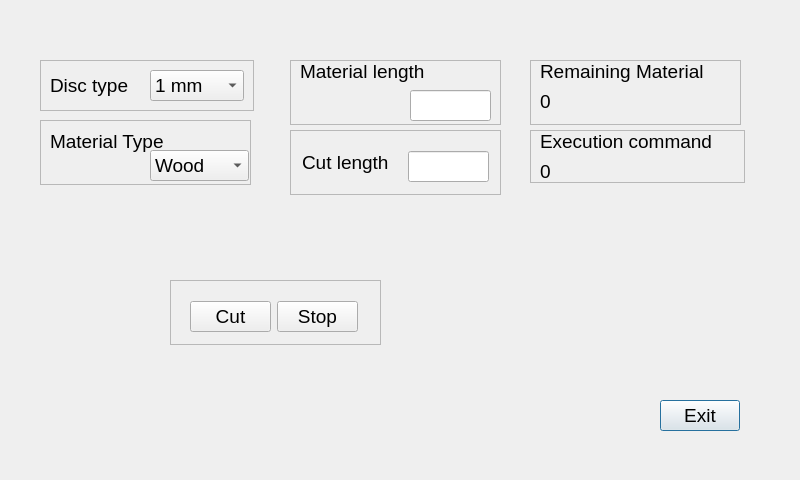
Old version of the form playground.ui in the repository edmundormz/qt_sierras.
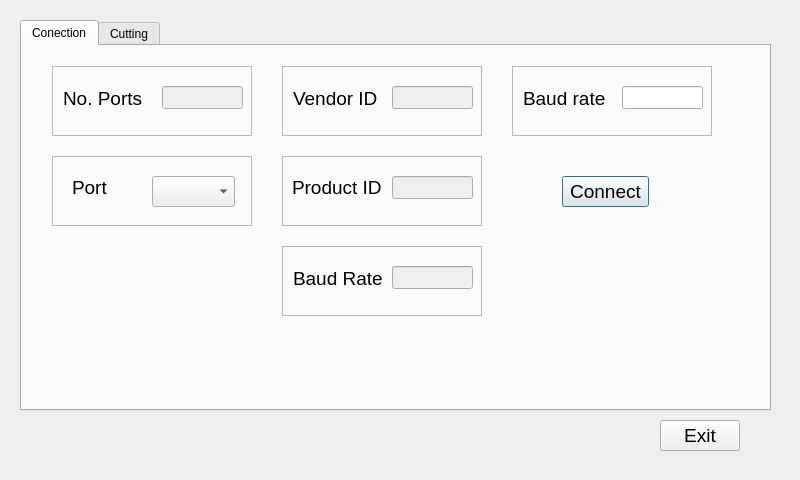
New version of the form.

Commit message: Serial connection UI implemented

Diff of the .ui file:
```diff
--- a/playground.ui
+++ b/playground.ui
@@ -13,11 +13,471 @@
   <property name="windowTitle">
    <string>Dialog</string>
   </property>
+  <widget class="QTabWidget" name="tabWidget">
+   <property name="geometry">
+    <rect>
+     <x>20</x>
+     <y>20</y>
+     <width>751</width>
+     <height>391</height>
+    </rect>
+   </property>
+   <property name="currentIndex">
+    <number>0</number>
+   </property>
+   <widget class="QWidget" name="tabConnection">
+    <attribute name="title">
+     <string>Conection</string>
+    </attribute>
+    <widget class="QFrame" name="frame_8">
+     <property name="geometry">
+      <rect>
+       <x>30</x>
+       <y>110</y>
+       <width>200</width>
+       <height>70</height>
+      </rect>
+     </property>
+     <property name="frameShape">
+      <enum>QFrame::StyledPanel</enum>
+     </property>
+     <property name="frameShadow">
+      <enum>QFrame::Raised</enum>
+     </property>
+     <widget class="QLabel" name="lbPort">
+      <property name="geometry">
+       <rect>
+        <x>20</x>
+        <y>20</y>
+        <width>39</width>
+        <height>23</height>
+       </rect>
+      </property>
+      <property name="font">
+       <font>
+        <pointsize>14</pointsize>
+       </font>
+      </property>
+      <property name="text">
+       <string>Port</string>
+      </property>
+     </widget>
+     <widget class="QComboBox" name="comboBoxPort">
+      <property name="geometry">
+       <rect>
+        <x>100</x>
+        <y>20</y>
+        <width>83</width>
+        <height>31</height>
+       </rect>
+      </property>
+      <property name="font">
+       <font>
+        <pointsize>14</pointsize>
+       </font>
+      </property>
+     </widget>
+    </widget>
+    <widget class="QFrame" name="frame_9">
+     <property name="geometry">
+      <rect>
+       <x>490</x>
+       <y>20</y>
+       <width>200</width>
+       <height>70</height>
+      </rect>
+     </property>
+     <property name="frameShape">
+      <enum>QFrame::StyledPanel</enum>
+     </property>
+     <property name="frameShadow">
+      <enum>QFrame::Raised</enum>
+     </property>
+     <widget class="QLineEdit" name="lineEditBaudRate">
+      <property name="geometry">
+       <rect>
+        <x>110</x>
+        <y>20</y>
+        <width>81</width>
+        <height>23</height>
+       </rect>
+      </property>
+     </widget>
+     <widget class="QLabel" name="lbSetBaud">
+      <property name="geometry">
+       <rect>
+        <x>11</x>
+        <y>21</y>
+        <width>94</width>
+        <height>23</height>
+       </rect>
+      </property>
+      <property name="font">
+       <font>
+        <pointsize>14</pointsize>
+       </font>
+      </property>
+      <property name="text">
+       <string>Baud rate</string>
+      </property>
+     </widget>
+    </widget>
+    <widget class="QFrame" name="frame_11">
+     <property name="geometry">
+      <rect>
+       <x>30</x>
+       <y>20</y>
+       <width>200</width>
+       <height>70</height>
+      </rect>
+     </property>
+     <property name="frameShape">
+      <enum>QFrame::StyledPanel</enum>
+     </property>
+     <property name="frameShadow">
+      <enum>QFrame::Raised</enum>
+     </property>
+     <widget class="QLineEdit" name="lineEditNPorts">
+      <property name="enabled">
+       <bool>false</bool>
+      </property>
+      <property name="geometry">
+       <rect>
+        <x>110</x>
+        <y>20</y>
+        <width>81</width>
+        <height>23</height>
+       </rect>
+      </property>
+     </widget>
+     <widget class="QLabel" name="lbNPorts">
+      <property name="geometry">
+       <rect>
+        <x>11</x>
+        <y>21</y>
+        <width>94</width>
+        <height>23</height>
+       </rect>
+      </property>
+      <property name="font">
+       <font>
+        <pointsize>14</pointsize>
+       </font>
+      </property>
+      <property name="text">
+       <string>No. Ports</string>
+      </property>
+     </widget>
+    </widget>
+    <widget class="QFrame" name="frame_12">
+     <property name="geometry">
+      <rect>
+       <x>260</x>
+       <y>20</y>
+       <width>200</width>
+       <height>70</height>
+      </rect>
+     </property>
+     <property name="frameShape">
+      <enum>QFrame::StyledPanel</enum>
+     </property>
+     <property name="frameShadow">
+      <enum>QFrame::Raised</enum>
+     </property>
+     <widget class="QLineEdit" name="lineEditVendorID">
+      <property name="enabled">
+       <bool>false</bool>
+      </property>
+      <property name="geometry">
+       <rect>
+        <x>110</x>
+        <y>20</y>
+        <width>81</width>
+        <height>23</height>
+       </rect>
+      </property>
+     </widget>
+     <widget class="QLabel" name="lbVendorID">
+      <property name="geometry">
+       <rect>
+        <x>11</x>
+        <y>21</y>
+        <width>94</width>
+        <height>23</height>
+       </rect>
+      </property>
+      <property name="font">
+       <font>
+        <pointsize>14</pointsize>
+       </font>
+      </property>
+      <property name="text">
+       <string>Vendor ID</string>
+      </property>
+     </widget>
+    </widget>
+    <widget class="QFrame" name="frame_13">
+     <property name="geometry">
+      <rect>
+       <x>260</x>
+       <y>110</y>
+       <width>200</width>
+       <height>70</height>
+      </rect>
+     </property>
+     <property name="frameShape">
+      <enum>QFrame::StyledPanel</enum>
+     </property>
+     <property name="frameShadow">
+      <enum>QFrame::Raised</enum>
+     </property>
+     <widget class="QLineEdit" name="lineEditVendorID_2">
+      <property name="enabled">
+       <bool>false</bool>
+      </property>
+      <property name="geometry">
+       <rect>
+        <x>110</x>
+        <y>20</y>
+        <width>81</width>
+        <height>23</height>
+       </rect>
+      </property>
+     </widget>
+     <widget class="QLabel" name="lbVendorID_2">
+      <property name="geometry">
+       <rect>
+        <x>10</x>
+        <y>20</y>
+        <width>100</width>
+        <height>23</height>
+       </rect>
+      </property>
+      <property name="font">
+       <font>
+        <pointsize>14</pointsize>
+       </font>
+      </property>
+      <property name="text">
+       <string>Product ID</string>
+      </property>
+     </widget>
+    </widget>
+    <widget class="QFrame" name="frame_14">
+     <property name="geometry">
+      <rect>
+       <x>260</x>
+       <y>200</y>
+       <width>200</width>
+       <height>70</height>
+      </rect>
+     </property>
+     <property name="frameShape">
+      <enum>QFrame::StyledPanel</enum>
+     </property>
+     <property name="frameShadow">
+      <enum>QFrame::Raised</enum>
+     </property>
+     <widget class="QLineEdit" name="lineEditVendorID_3">
+      <property name="enabled">
+       <bool>false</bool>
+      </property>
+      <property name="geometry">
+       <rect>
+        <x>110</x>
+        <y>20</y>
+        <width>81</width>
+        <height>23</height>
+       </rect>
+      </property>
+     </widget>
+     <widget class="QLabel" name="lbShowBaud">
+      <property name="geometry">
+       <rect>
+        <x>11</x>
+        <y>21</y>
+        <width>99</width>
+        <height>23</height>
+       </rect>
+      </property>
+      <property name="font">
+       <font>
+        <pointsize>14</pointsize>
+       </font>
+      </property>
+      <property name="text">
+       <string>Baud Rate</string>
+      </property>
+     </widget>
+    </widget>
+    <widget class="QPushButton" name="pbCut_2">
+     <property name="geometry">
+      <rect>
+       <x>540</x>
+       <y>130</y>
+       <width>87</width>
+       <height>31</height>
+      </rect>
+     </property>
+     <property name="font">
+      <font>
+       <pointsize>14</pointsize>
+      </font>
+     </property>
+     <property name="text">
+      <string>Connect</string>
+     </property>
+    </widget>
+   </widget>
+   <widget class="QWidget" name="tabCutting">
+    <attribute name="title">
+     <string>Cutting</string>
+    </attribute>
+    <widget class="QFrame" name="frame_3">
+     <property name="geometry">
+      <rect>
+       <x>260</x>
+       <y>0</y>
+       <width>211</width>
+       <height>65</height>
+      </rect>
+     </property>
+     <property name="frameShape">
+      <enum>QFrame::StyledPanel</enum>
+     </property>
+     <property name="frameShadow">
+      <enum>QFrame::Raised</enum>
+     </property>
+     <widget class="QLabel" name="lbMaterialLength">
+      <property name="geometry">
+       <rect>
+        <x>10</x>
+        <y>0</y>
+        <width>185</width>
+        <height>23</height>
+       </rect>
+      </property>
+      <property name="font">
+       <font>
+        <pointsize>14</pointsize>
+       </font>
+      </property>
+      <property name="text">
+       <string>Material length</string>
+      </property>
+     </widget>
+     <widget class="QLineEdit" name="lineEditMaterialLength">
+      <property name="geometry">
+       <rect>
+        <x>120</x>
+        <y>30</y>
+        <width>81</width>
+        <height>31</height>
+       </rect>
+      </property>
+     </widget>
+    </widget>
+    <widget class="QFrame" name="frame_6">
+     <property name="geometry">
+      <rect>
+       <x>270</x>
+       <y>200</y>
+       <width>211</width>
+       <height>65</height>
+      </rect>
+     </property>
+     <property name="frameShape">
+      <enum>QFrame::StyledPanel</enum>
+     </property>
+     <property name="frameShadow">
+      <enum>QFrame::Raised</enum>
+     </property>
+     <widget class="QWidget" name="layoutWidget">
+      <property name="geometry">
+       <rect>
+        <x>20</x>
+        <y>20</y>
+        <width>168</width>
+        <height>33</height>
+       </rect>
+      </property>
+      <layout class="QHBoxLayout" name="horizontalLayout_2">
+       <item>
+        <widget class="QPushButton" name="pbCut">
+         <property name="font">
+          <font>
+           <pointsize>14</pointsize>
+          </font>
+         </property>
+         <property name="text">
+          <string>Cut</string>
+         </property>
+        </widget>
+       </item>
+       <item>
+        <widget class="QPushButton" name="pbStop">
+         <property name="font">
+          <font>
+           <pointsize>14</pointsize>
+          </font>
+         </property>
+         <property name="text">
+          <string>Stop</string>
+         </property>
+        </widget>
+       </item>
+      </layout>
+     </widget>
+    </widget>
+    <widget class="QFrame" name="frame_2">
+     <property name="geometry">
+      <rect>
+       <x>260</x>
+       <y>70</y>
+       <width>211</width>
+       <height>65</height>
+      </rect>
+     </property>
+     <property name="frameShape">
+      <enum>QFrame::StyledPanel</enum>
+     </property>
+     <property name="frameShadow">
+      <enum>QFrame::Raised</enum>
+     </property>
+     <widget class="QLabel" name="lbCutLength">
+      <property name="geometry">
+       <rect>
+        <x>12</x>
+        <y>21</y>
+        <width>100</width>
+        <height>23</height>
+       </rect>
+      </property>
+      <property name="font">
+       <font>
+        <pointsize>14</pointsize>
+       </font>
+      </property>
+      <property name="text">
+       <string>Cut length</string>
+      </property>
+     </widget>
+     <widget class="QLineEdit" name="lineEditCutLength">
+      <property name="geometry">
+       <rect>
+        <x>118</x>
+        <y>21</y>
+        <width>81</width>
+        <height>31</height>
+       </rect>
+      </property>
+     </widget>
+    </widget>
   <widget class="QFrame" name="frame">
    <property name="geometry">
     <rect>
-     <x>40</x>
-     <y>60</y>
+       <x>10</x>
+       <y>0</y>
      <width>214</width>
      <height>51</height>
     </rect>
@@ -67,181 +527,11 @@
     </item>
    </layout>
   </widget>
-  <widget class="QPushButton" name="pbExit">
-   <property name="geometry">
-    <rect>
-     <x>660</x>
-     <y>400</y>
-     <width>80</width>
-     <height>31</height>
-    </rect>
-   </property>
-   <property name="font">
-    <font>
-     <pointsize>14</pointsize>
-    </font>
-   </property>
-   <property name="text">
-    <string>Exit</string>
-   </property>
-  </widget>
-  <widget class="QFrame" name="frame_2">
-   <property name="geometry">
-    <rect>
-     <x>290</x>
-     <y>130</y>
-     <width>211</width>
-     <height>65</height>
-    </rect>
-   </property>
-   <property name="frameShape">
-    <enum>QFrame::StyledPanel</enum>
-   </property>
-   <property name="frameShadow">
-    <enum>QFrame::Raised</enum>
-   </property>
-   <widget class="QLabel" name="lbCutLength">
-    <property name="geometry">
-     <rect>
-      <x>12</x>
-      <y>21</y>
-      <width>100</width>
-      <height>23</height>
-     </rect>
-    </property>
-    <property name="font">
-     <font>
-      <pointsize>14</pointsize>
-     </font>
-    </property>
-    <property name="text">
-     <string>Cut length</string>
-    </property>
-   </widget>
-   <widget class="QLineEdit" name="lineEditCutLength">
-    <property name="geometry">
-     <rect>
-      <x>118</x>
-      <y>21</y>
-      <width>81</width>
-      <height>31</height>
-     </rect>
-    </property>
-   </widget>
-  </widget>
-  <widget class="QFrame" name="frame_3">
-   <property name="geometry">
-    <rect>
-     <x>290</x>
-     <y>60</y>
-     <width>211</width>
-     <height>65</height>
-    </rect>
-   </property>
-   <property name="frameShape">
-    <enum>QFrame::StyledPanel</enum>
-   </property>
-   <property name="frameShadow">
-    <enum>QFrame::Raised</enum>
-   </property>
-   <widget class="QLabel" name="lbMaterialLength">
-    <property name="geometry">
-     <rect>
-      <x>10</x>
-      <y>0</y>
-      <width>185</width>
-      <height>23</height>
-     </rect>
-    </property>
-    <property name="font">
-     <font>
-      <pointsize>14</pointsize>
-     </font>
-    </property>
-    <property name="text">
-     <string>Material length</string>
-    </property>
-   </widget>
-   <widget class="QLineEdit" name="lineEditMaterialLength">
-    <property name="geometry">
-     <rect>
-      <x>120</x>
-      <y>30</y>
-      <width>81</width>
-      <height>31</height>
-     </rect>
-    </property>
-   </widget>
-  </widget>
-  <widget class="QFrame" name="frame_4">
-   <property name="geometry">
-    <rect>
-     <x>40</x>
-     <y>120</y>
-     <width>211</width>
-     <height>65</height>
-    </rect>
-   </property>
-   <property name="frameShape">
-    <enum>QFrame::StyledPanel</enum>
-   </property>
-   <property name="frameShadow">
-    <enum>QFrame::Raised</enum>
-   </property>
-   <widget class="QLabel" name="lbMaterial">
-    <property name="geometry">
-     <rect>
-      <x>10</x>
-      <y>10</y>
-      <width>130</width>
-      <height>23</height>
-     </rect>
-    </property>
-    <property name="font">
-     <font>
-      <pointsize>14</pointsize>
-     </font>
-    </property>
-    <property name="text">
-     <string>Material Type</string>
-    </property>
-   </widget>
-   <widget class="QComboBox" name="comboBoxMaterialType">
-    <property name="geometry">
-     <rect>
-      <x>110</x>
-      <y>30</y>
-      <width>99</width>
-      <height>31</height>
-     </rect>
-    </property>
-    <property name="font">
-     <font>
-      <pointsize>14</pointsize>
-     </font>
-    </property>
-    <item>
-     <property name="text">
-      <string>Wood</string>
-     </property>
-    </item>
-    <item>
-     <property name="text">
-      <string>Metal</string>
-     </property>
-    </item>
-    <item>
-     <property name="text">
-      <string>PVC</string>
-     </property>
-    </item>
-   </widget>
-  </widget>
   <widget class="QFrame" name="frame_5">
    <property name="geometry">
     <rect>
-     <x>530</x>
-     <y>60</y>
+       <x>500</x>
+       <y>0</y>
      <width>211</width>
      <height>65</height>
     </rect>
@@ -289,63 +579,11 @@
     </property>
    </widget>
   </widget>
-  <widget class="QFrame" name="frame_6">
-   <property name="geometry">
-    <rect>
-     <x>170</x>
-     <y>280</y>
-     <width>211</width>
-     <height>65</height>
-    </rect>
-   </property>
-   <property name="frameShape">
-    <enum>QFrame::StyledPanel</enum>
-   </property>
-   <property name="frameShadow">
-    <enum>QFrame::Raised</enum>
-   </property>
-   <widget class="QWidget" name="">
-    <property name="geometry">
-     <rect>
-      <x>20</x>
-      <y>20</y>
-      <width>168</width>
-      <height>33</height>
-     </rect>
-    </property>
-    <layout class="QHBoxLayout" name="horizontalLayout_2">
-     <item>
-      <widget class="QPushButton" name="pbCut">
-       <property name="font">
-        <font>
-         <pointsize>14</pointsize>
-        </font>
-       </property>
-       <property name="text">
-        <string>Cut</string>
-       </property>
-      </widget>
-     </item>
-     <item>
-      <widget class="QPushButton" name="pbStop">
-       <property name="font">
-        <font>
-         <pointsize>14</pointsize>
-        </font>
-       </property>
-       <property name="text">
-        <string>Stop</string>
-       </property>
-      </widget>
-     </item>
-    </layout>
-   </widget>
-  </widget>
   <widget class="QFrame" name="frame_7">
    <property name="geometry">
     <rect>
-     <x>530</x>
-     <y>130</y>
+       <x>500</x>
+       <y>70</y>
      <width>215</width>
      <height>53</height>
     </rect>
@@ -392,6 +630,90 @@
      <string>0</string>
     </property>
    </widget>
+    </widget>
+    <widget class="QFrame" name="frame_4">
+     <property name="geometry">
+      <rect>
+       <x>10</x>
+       <y>60</y>
+       <width>211</width>
+       <height>65</height>
+      </rect>
+     </property>
+     <property name="frameShape">
+      <enum>QFrame::StyledPanel</enum>
+     </property>
+     <property name="frameShadow">
+      <enum>QFrame::Raised</enum>
+     </property>
+     <widget class="QLabel" name="lbMaterial">
+      <property name="geometry">
+       <rect>
+        <x>10</x>
+        <y>10</y>
+        <width>130</width>
+        <height>23</height>
+       </rect>
+      </property>
+      <property name="font">
+       <font>
+        <pointsize>14</pointsize>
+       </font>
+      </property>
+      <property name="text">
+       <string>Material Type</string>
+      </property>
+     </widget>
+     <widget class="QComboBox" name="comboBoxMaterialType">
+      <property name="geometry">
+       <rect>
+        <x>110</x>
+        <y>30</y>
+        <width>99</width>
+        <height>31</height>
+       </rect>
+      </property>
+      <property name="font">
+       <font>
+        <pointsize>14</pointsize>
+       </font>
+      </property>
+      <item>
+       <property name="text">
+        <string>Wood</string>
+       </property>
+      </item>
+      <item>
+       <property name="text">
+        <string>Metal</string>
+       </property>
+      </item>
+      <item>
+       <property name="text">
+        <string>PVC</string>
+       </property>
+      </item>
+     </widget>
+    </widget>
+   </widget>
+  </widget>
+  <widget class="QPushButton" name="pbExit">
+   <property name="geometry">
+    <rect>
+     <x>660</x>
+     <y>420</y>
+     <width>80</width>
+     <height>31</height>
+    </rect>
+   </property>
+   <property name="font">
+    <font>
+     <pointsize>14</pointsize>
+    </font>
+   </property>
+   <property name="text">
+    <string>Exit</string>
+   </property>
   </widget>
  </widget>
  <resources/>
```
Lines whose indentation alone changed are shown as unchanged. The commit also changes 1 other file.
